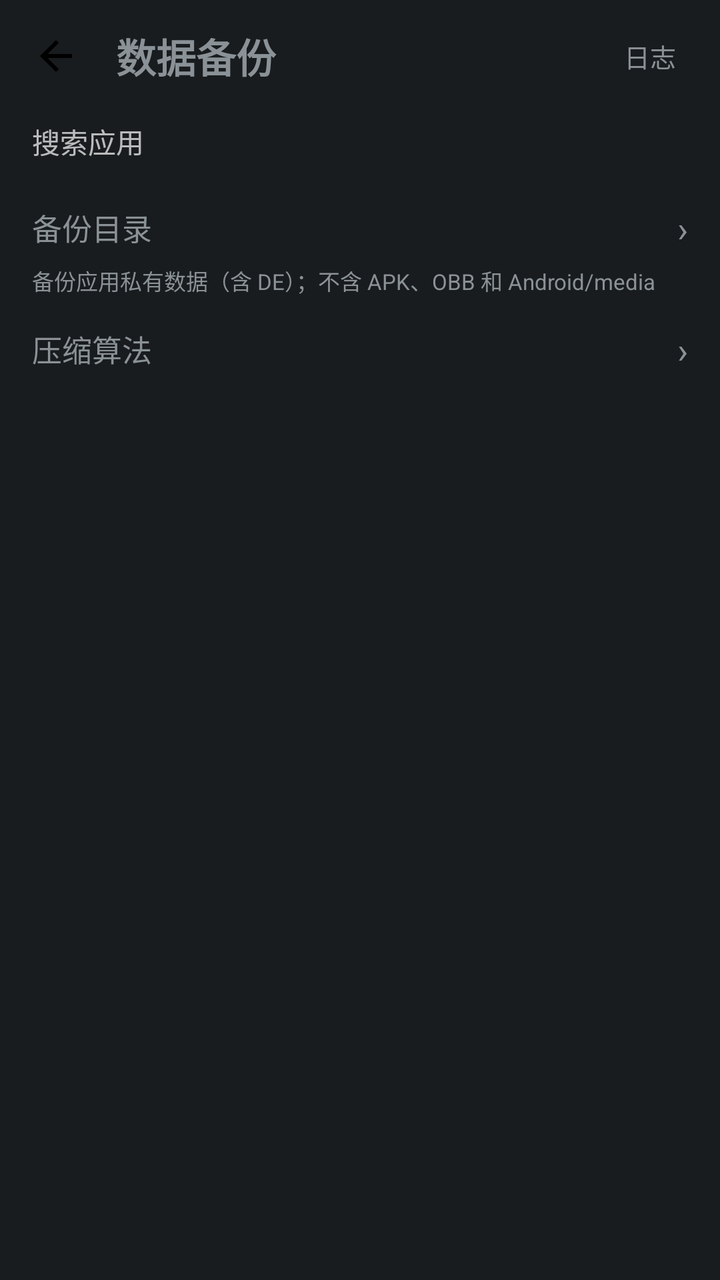
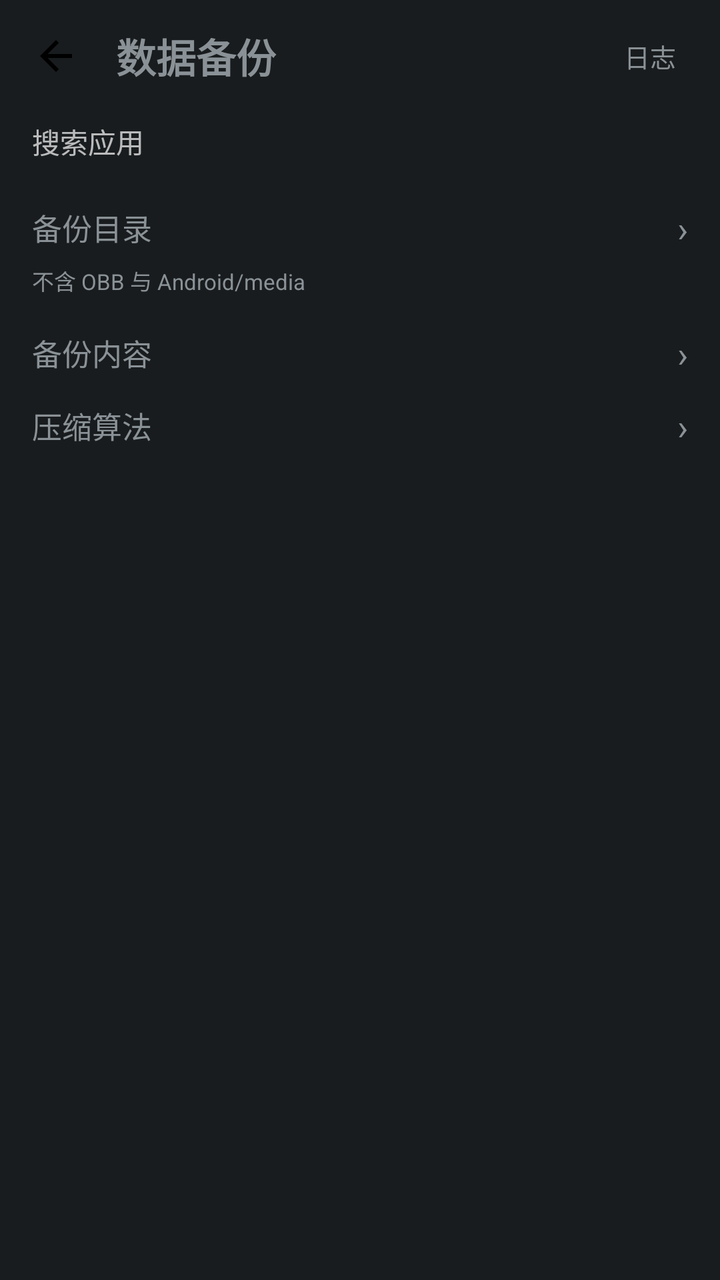

The first picture is an Android layout as it rendered before a commit; the second is the same layout after the commit. The layout source and the unified diff follow.
<!-- AndroidManifest.xml: application theme android:Theme.DeviceDefault.NoActionBar -->
<!-- res/layout/activity_backup.xml -->
<?xml version="1.0" encoding="utf-8"?>
<LinearLayout xmlns:android="http://schemas.android.com/apk/res/android"
    android:id="@+id/bk_root"
    android:layout_width="match_parent"
    android:layout_height="match_parent"
    android:orientation="vertical">

    <LinearLayout
        android:id="@+id/bk_header"
        android:layout_width="match_parent"
        android:layout_height="56dp"
        android:orientation="horizontal"
        android:gravity="center_vertical"
        android:paddingStart="6dp"
        android:paddingEnd="12dp">

        <ImageButton
            android:id="@+id/bk_back"
            android:layout_width="44dp"
            android:layout_height="44dp"
            android:padding="10dp"
            android:background="?android:attr/selectableItemBackgroundBorderless"
            android:src="@drawable/ic_back"
            android:scaleType="fitCenter"
            android:contentDescription="返回" />

        <TextView
            android:id="@+id/bk_title"
            android:layout_width="0dp"
            android:layout_height="wrap_content"
            android:layout_weight="1"
            android:layout_marginStart="8dp"
            android:text="@string/sec_backup"
            android:textSize="20sp"
            android:textStyle="bold" />

        
        <TextView
            android:id="@+id/bk_log"
            android:layout_width="wrap_content"
            android:layout_height="wrap_content"
            android:paddingStart="10dp"
            android:paddingEnd="10dp"
            android:paddingTop="8dp"
            android:paddingBottom="8dp"
            android:text="@string/backup_log"
            android:textSize="13sp" />

        
        <TextView
            android:id="@+id/bk_add"
            android:layout_width="wrap_content"
            android:layout_height="wrap_content"
            android:paddingStart="12dp"
            android:paddingEnd="12dp"
            android:paddingTop="8dp"
            android:paddingBottom="8dp"
            android:text="＋"
            android:textSize="20sp"
            android:visibility="gone" />

        
        <TextView
            android:id="@+id/bk_sel_count"
            android:layout_width="wrap_content"
            android:layout_height="wrap_content"
            android:textSize="13sp"
            android:visibility="gone" />

        <TextView
            android:id="@+id/bk_sel_all"
            android:layout_width="wrap_content"
            android:layout_height="wrap_content"
            android:paddingStart="12dp"
            android:paddingEnd="12dp"
            android:paddingTop="8dp"
            android:paddingBottom="8dp"
            android:text="@string/backup_sel_all"
            android:textSize="13sp"
            android:visibility="gone" />

        <TextView
            android:id="@+id/bk_sel_inv"
            android:layout_width="wrap_content"
            android:layout_height="wrap_content"
            android:paddingStart="8dp"
            android:paddingEnd="8dp"
            android:paddingTop="8dp"
            android:paddingBottom="8dp"
            android:text="@string/backup_invert"
            android:textSize="13sp"
            android:visibility="gone" />

        <TextView
            android:id="@+id/bk_sel_more"
            android:layout_width="wrap_content"
            android:layout_height="wrap_content"
            android:paddingStart="8dp"
            android:paddingEnd="4dp"
            android:paddingTop="8dp"
            android:paddingBottom="8dp"
            android:text="⋮"
            android:textSize="20sp"
            android:visibility="gone" />
    </LinearLayout>

    
    <LinearLayout
        android:layout_width="match_parent"
        android:layout_height="wrap_content"
        android:orientation="horizontal"
        android:gravity="center_vertical"
        android:paddingStart="16dp"
        android:paddingEnd="12dp"
        android:paddingBottom="6dp">

        <EditText
            android:id="@+id/bk_search"
            android:layout_width="0dp"
            android:layout_height="wrap_content"
            android:layout_weight="1"
            android:hint="@string/backup_search_hint"
            android:inputType="text"
            android:maxLines="1"
            android:textSize="14sp"
            android:background="@null" />

        <TextView
            android:id="@+id/bk_sort"
            android:layout_width="wrap_content"
            android:layout_height="wrap_content"
            android:paddingStart="10dp"
            android:paddingEnd="4dp"
            android:paddingTop="6dp"
            android:paddingBottom="6dp"
            android:textSize="13sp" />

        <TextView
            android:id="@+id/bk_filter"
            android:layout_width="wrap_content"
            android:layout_height="wrap_content"
            android:paddingStart="10dp"
            android:paddingEnd="4dp"
            android:paddingTop="6dp"
            android:paddingBottom="6dp"
            android:textSize="13sp" />
    </LinearLayout>

    <TextView
        android:id="@+id/bk_hint"
        android:layout_width="match_parent"
        android:layout_height="wrap_content"
        android:paddingStart="16dp"
        android:paddingEnd="16dp"
        android:paddingBottom="8dp"
        android:lineSpacingExtra="3dp"
        android:textSize="12sp"
        android:visibility="gone" />

    <LinearLayout
        android:id="@+id/bk_dir_row"
        android:layout_width="match_parent"
        android:layout_height="wrap_content"
        android:orientation="horizontal"
        android:gravity="center_vertical"
        android:paddingStart="16dp"
        android:paddingEnd="16dp"
        android:paddingTop="10dp"
        android:paddingBottom="4dp"
        android:background="?android:attr/selectableItemBackground">

        <TextView
            android:id="@+id/bk_dir_label"
            android:layout_width="wrap_content"
            android:layout_height="wrap_content"
            android:text="@string/backup_dir_row"
            android:textSize="15sp" />

        <TextView
            android:id="@+id/bk_dir_value"
            android:layout_width="0dp"
            android:layout_height="wrap_content"
            android:layout_weight="1"
            android:layout_marginStart="12dp"
            android:gravity="end"
            android:maxLines="1"
            android:ellipsize="start"
            android:textSize="13sp" />

        <TextView
            android:id="@+id/bk_dir_arrow"
            android:layout_width="wrap_content"
            android:layout_height="wrap_content"
            android:layout_marginStart="4dp"
            android:text="&#8250;"
            android:textSize="18sp" />
    </LinearLayout>

    <TextView
        android:id="@+id/bk_scope"
        android:layout_width="match_parent"
        android:layout_height="wrap_content"
        android:paddingStart="16dp"
        android:paddingEnd="16dp"
        android:paddingTop="2dp"
        android:paddingBottom="6dp"
        android:text="@string/backup_scope_note"
        android:textSize="11sp" />

    <LinearLayout
        android:id="@+id/bk_algo_row"
        android:layout_width="match_parent"
        android:layout_height="wrap_content"
        android:orientation="horizontal"
        android:gravity="center_vertical"
        android:paddingStart="16dp"
        android:paddingEnd="16dp"
        android:paddingTop="8dp"
        android:paddingBottom="10dp"
        android:background="?android:attr/selectableItemBackground">

        <TextView
            android:id="@+id/bk_algo_label"
            android:layout_width="0dp"
            android:layout_height="wrap_content"
            android:layout_weight="1"
            android:text="@string/backup_algo_row"
            android:textSize="15sp" />

        <TextView
            android:id="@+id/bk_algo_value"
            android:layout_width="wrap_content"
            android:layout_height="wrap_content"
            android:layout_marginEnd="4dp"
            android:textSize="13sp" />

        <TextView
            android:id="@+id/bk_algo_arrow"
            android:layout_width="wrap_content"
            android:layout_height="wrap_content"
            android:text="›"
            android:textSize="18sp" />
    </LinearLayout>

    
    <LinearLayout
        android:id="@+id/bk_progress"
        android:layout_width="match_parent"
        android:layout_height="wrap_content"
        android:orientation="horizontal"
        android:gravity="center_vertical"
        android:paddingStart="16dp"
        android:paddingEnd="16dp"
        android:paddingTop="8dp"
        android:paddingBottom="4dp"
        android:visibility="gone">

        <ProgressBar
            android:id="@+id/bk_progress_bar"
            style="?android:attr/progressBarStyleHorizontal"
            android:layout_width="0dp"
            android:layout_height="wrap_content"
            android:layout_weight="1"
            android:max="100" />

        <TextView
            android:id="@+id/bk_progress_text"
            android:layout_width="wrap_content"
            android:layout_height="wrap_content"
            android:layout_marginStart="12dp"
            android:textSize="13sp" />
    </LinearLayout>

    <View
        android:id="@+id/bk_divider"
        android:layout_width="match_parent"
        android:layout_height="1dp" />

    <FrameLayout
        android:layout_width="match_parent"
        android:layout_height="0dp"
        android:layout_weight="1">

        <ListView
            android:id="@+id/bk_list"
            android:layout_width="match_parent"
            android:layout_height="match_parent"
            android:divider="@null"
            android:scrollbars="vertical" />

        <TextView
            android:id="@+id/bk_empty"
            android:layout_width="match_parent"
            android:layout_height="wrap_content"
            android:layout_gravity="center"
            android:gravity="center"
            android:padding="32dp"
            android:lineSpacingExtra="4dp"
            android:text="@string/backup_empty_hint"
            android:textSize="13sp"
            android:visibility="gone" />
    </FrameLayout>
</LinearLayout>
<!-- resources referenced by this layout -->
<resources>
  <!-- drawable ic_back (drawable) -->
  <?xml version="1.0" encoding="utf-8"?>
  <vector xmlns:android="http://schemas.android.com/apk/res/android"
      android:width="24dp"
      android:height="24dp"
      android:viewportWidth="24"
      android:viewportHeight="24">
      <path
          android:fillColor="#FF000000"
          android:pathData="M20,11H7.83l5.59,-5.59L12,4l-8,8l8,8l1.41,-1.41L7.83,13H20v-2z" />
  </vector>
  <string name="backup_algo_row">压缩算法</string>
  <string name="backup_dir_row">备份目录</string>
  <string name="backup_empty_hint">还没有备份。
  
  长按应用选「备份数据」可以随时建一份；克隆数据时目标空间原来的数据也会自动打包一份到这里，可以选择压缩或恢复。</string>
  <string name="backup_invert">反选</string>
  <string name="backup_log">日志</string>
  <string name="backup_scope_note">备份应用私有数据（含 DE）；不含 APK、OBB 和 Android/media</string>
  <string name="backup_search_hint">搜索应用</string>
  <string name="backup_sel_all">全选</string>
  <string name="sec_backup">数据备份</string>
</resources>

<!-- the commit's change to res/layout/activity_backup.xml (unified diff, before → after) -->
@@ -204,8 +204,47 @@
         android:paddingEnd="16dp"
         android:paddingTop="2dp"
         android:paddingBottom="6dp"
-        android:text="@string/backup_scope_note"
+        android:text="@string/backup_parts_note"
         android:textSize="11sp" />
+
+    <LinearLayout
+        android:id="@+id/bk_parts_row"
+        android:layout_width="match_parent"
+        android:layout_height="wrap_content"
+        android:orientation="horizontal"
+        android:gravity="center_vertical"
+        android:paddingStart="16dp"
+        android:paddingEnd="16dp"
+        android:paddingTop="10dp"
+        android:paddingBottom="4dp"
+        android:background="?android:attr/selectableItemBackground">
+
+        <TextView
+            android:id="@+id/bk_parts_label"
+            android:layout_width="wrap_content"
+            android:layout_height="wrap_content"
+            android:text="@string/backup_parts_row"
+            android:textSize="15sp" />
+
+        <TextView
+            android:id="@+id/bk_parts_value"
+            android:layout_width="0dp"
+            android:layout_height="wrap_content"
+            android:layout_weight="1"
+            android:layout_marginStart="12dp"
+            android:gravity="end"
+            android:maxLines="1"
+            android:ellipsize="start"
+            android:textSize="13sp" />
+
+        <TextView
+            android:id="@+id/bk_parts_arrow"
+            android:layout_width="wrap_content"
+            android:layout_height="wrap_content"
+            android:layout_marginStart="4dp"
+            android:text="&#8250;"
+            android:textSize="18sp" />
+    </LinearLayout>
 
     <LinearLayout
         android:id="@+id/bk_algo_row"
<!-- resource entries referenced after the edit -->
@@ -18,7 +18,8 @@
   长按应用选「备份数据」可以随时建一份；克隆数据时目标空间原来的数据也会自动打包一份到这里，可以选择压缩或恢复。</string>
   <string name="backup_invert">反选</string>
   <string name="backup_log">日志</string>
-  <string name="backup_scope_note">备份应用私有数据（含 DE）；不含 APK、OBB 和 Android/media</string>
+  <string name="backup_parts_note">不含 OBB 与 Android/media</string>
+  <string name="backup_parts_row">备份内容</string>
   <string name="backup_search_hint">搜索应用</string>
   <string name="backup_sel_all">全选</string>
   <string name="sec_backup">数据备份</string>
